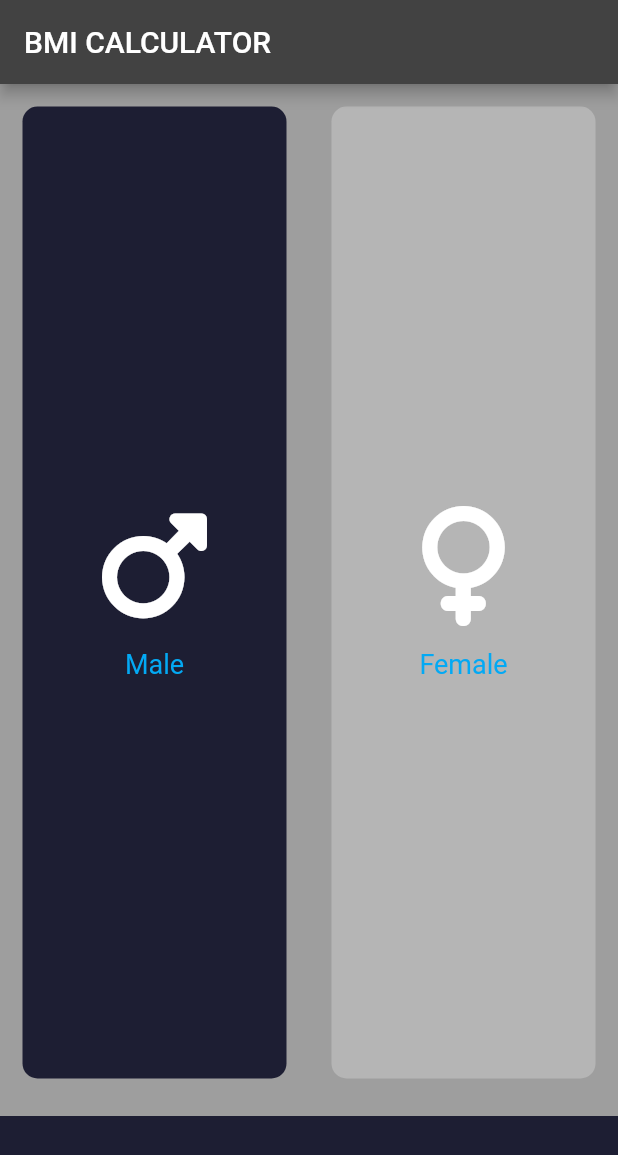
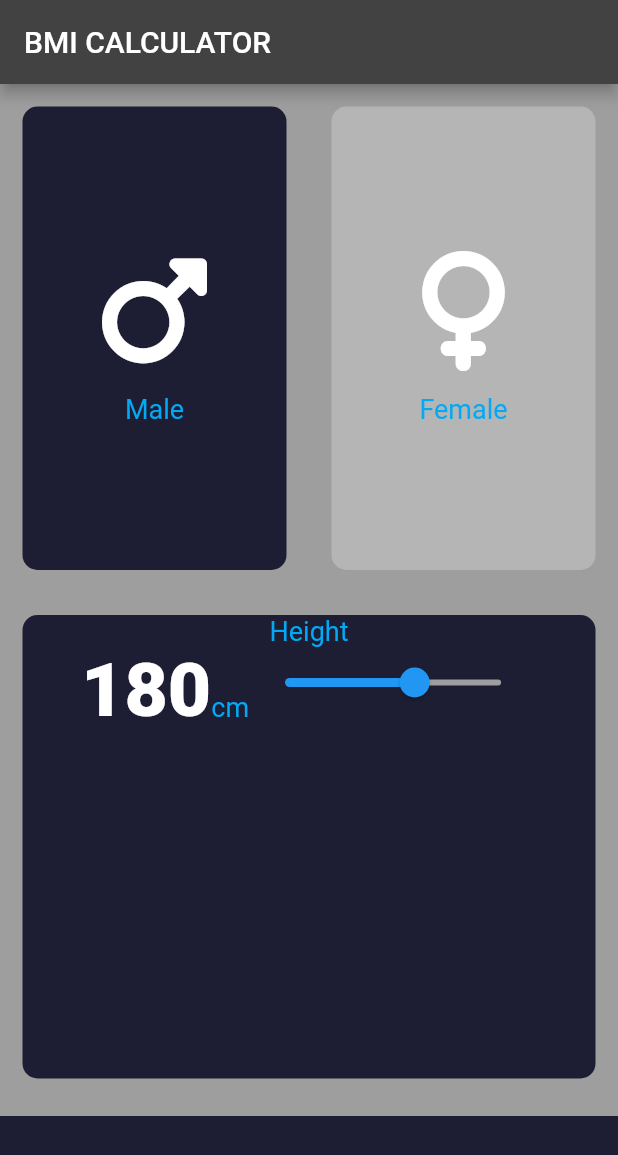
Before and after one commit to portgasalif/bmi_calculator, a Flutter app: the screen it shows after launch, on a phone screen of 412 x 824 dp. Shown: the top 1155 px of the screen. Run offline on Flutter 3.47's test engine with Material 2 defaults, Android fonts, the light colour scheme and no system bars; our stand-ins replace font_awesome_flutter.

Commit message:
Perubahan 3

```diff
--- /dev/null
+++ b/lib/constant.dart
@@ -0,0 +1,16 @@
+import 'package:flutter/material.dart';
+
+const kBottomContainerHeight = 80.0;
+const kActiveCardColor = Color(0xFF1d1E33);
+const kInactiveCardColor = Colors.white24;
+const kWarnaDiBottom = Colors.red;
+
+const kLabelTextStyle = TextStyle(
+  fontSize: 18.0,
+  color: Colors.lightBlue,
+);
+
+const kNumberLabelTextStyle = TextStyle(
+fontSize: 50.0,
+fontWeight: FontWeight.w900,
+);
--- a/lib/icon_content.dart
+++ b/lib/icon_content.dart
@@ -1,10 +1,5 @@
 import 'package:flutter/material.dart';
-
-const labelTextStyle = TextStyle(
-  fontSize: 18.0,
-  color: Colors.lightBlue,
-);
-
+import 'constant.dart';
 class iconContent extends StatelessWidget {
   const iconContent({
     super.key,
@@ -29,7 +24,7 @@ class iconContent extends StatelessWidget {
         ),
         Text(
             label,
-            style: labelTextStyle,
+            style: kLabelTextStyle,
         ),
       ],
     );
--- a/lib/input_page.dart
+++ b/lib/input_page.dart
@@ -2,11 +2,7 @@ import 'package:flutter/material.dart';
 import 'package:font_awesome_flutter/font_awesome_flutter.dart';
 import 'icon_content.dart';
 import 'reusable_card.dart';
-
-const bottomContainerHeight = 80.0;
-const activeCardColor = Color(0xFF1d1E33);
-const inactiveCardColor = Colors.white24;
-const warnaDiBottom = Colors.red;
+import 'constant.dart';
 
 enum Gender {
   male,
@@ -20,6 +16,8 @@ class InputPage extends StatefulWidget {
 
 class _InputPageState extends State<InputPage> {
   Gender selectedGender = Gender.male;
+  int height = 180;
+
   @override
   Widget build(BuildContext context) {
     return Scaffold(
@@ -27,77 +25,112 @@ class _InputPageState extends State<InputPage> {
         title: Text('BMI CALCULATOR'),
       ),
       body: Column(
+        crossAxisAlignment: CrossAxisAlignment.stretch,
         children: <Widget>[
           Expanded(
               child: Row(
             children: <Widget>[
               Expanded(
-                child: GestureDetector(
-                  onTap: () {
+                child: ReusableCard(
+                  warna: selectedGender == Gender.male
+                      ? kActiveCardColor
+                      : kInactiveCardColor,
+                  cardChild: iconContent(
+                    ikon: FontAwesomeIcons.mars,
+                    label: 'Male',
+                  ),
+                  onPress: () {
                     setState(() {
                       selectedGender = Gender.male;
                     });
                   },
-                  child: ReusableCard(
-                    warna: selectedGender == Gender.male
-                        ? activeCardColor
-                        : inactiveCardColor,
-                    cardChild: iconContent(
-                      ikon: FontAwesomeIcons.mars,
-                      label: 'Male',
-                    ),
-                  ),
                 ),
               ),
               Expanded(
-                child: GestureDetector(
-                  onTap: () {
+                child: ReusableCard(
+                  warna: selectedGender == Gender.female
+                      ? kActiveCardColor
+                      : kInactiveCardColor,
+                  cardChild: iconContent(
+                    ikon: FontAwesomeIcons.venus,
+                    label: 'Female',
+                  ),
+                  onPress: () {
                     setState(() {
                       selectedGender = Gender.female;
                     });
                   },
-                  child: ReusableCard(
-                    warna: selectedGender == Gender.female
-                        ? activeCardColor
-                        : inactiveCardColor,
-                    cardChild: iconContent(
-                      ikon: FontAwesomeIcons.venus,
-                      label: 'Female',
-                    ),
-                  ),
                 ),
               ),
             ],
           )),
+          Expanded(
+            child: ReusableCard(
+              warna: kActiveCardColor,
+              cardChild: Column(
+                children: <Widget>[
+                  Text(
+                    'Height',
+                    style: kLabelTextStyle,
+                  ),
+                  Row(
+                    mainAxisAlignment: MainAxisAlignment.center,
+                    crossAxisAlignment: CrossAxisAlignment.baseline,
+                    textBaseline: TextBaseline.alphabetic,
+                    children: <Widget>[
+                      Text(
+                        height.toString(),
+                        style: kNumberLabelTextStyle,
+                      ),
+                      Text(
+                        'cm',
+                        style: kLabelTextStyle,
+                      ),
+                      Slider(
+                        value: height.toDouble(),
+                        min: 120.0,
+                        max: 220.0,
+                        activeColor: Colors.blue,
+                        inactiveColor: Colors.grey,
+                        onChanged: (double newValue) {
+                          print(newValue);
+                          setState(() {
+                            height = newValue.round();
+                          });
+                        },
+                      ),
+                    ],
+                  )
+                ],
+              ),
+              onPress: () {},
+            ),
+          ),
           // Expanded(
-          //   child: ReusableCard(
-          //     warna: warnaDiExpanded,
-          //     cardChild: null,
+          //   child: Row(
+          //     children: <Widget>[
+          //       Expanded(
+          //         child: ReusableCard(
+          //           warna: kActiveCardColor,
+          //           cardChild: iconContent(),
+          //           onPress: () {},
+          //         ),
+          //       ),
+          //       Expanded(
+          //         child: ReusableCard(
+          //           warna: kActiveCardColor,
+          //           cardChild: iconContent(),
+          //           onPress: () {},
+          //         ),
+          //       ),
+          //     ],
           //   ),
           // ),
-          //       Expanded(
-          //       //     child: Row(
-          //       //   children: <Widget>[
-          //       //     Expanded(
-          //       //       child: ReusableCard(
-          //       //         warna: warnaDiExpanded,
-          //       //         cardChild: iconContent(),
-          //       //       ),
-          //       //     ),
-          //       //     Expanded(
-          //       //       child: ReusableCard(
-          //       //         warna: warnaDiExpanded,
-          //       //         cardChild: iconContent(),
-          //       //       ),
-          //       //     ),
-          //       //   ],
-          //       // ),
-          // ),
           Container(
-            color: activeCardColor,
+            color: kActiveCardColor,
             margin: EdgeInsets.only(top: 10),
             width: double.infinity,
-            height: bottomContainerHeight,
+            height: kBottomContainerHeight,
           )
         ],
       ),
--- a/lib/reusable_card.dart
+++ b/lib/reusable_card.dart
@@ -1,19 +1,24 @@
 import 'package:flutter/material.dart';
 
 class ReusableCard extends StatelessWidget {
-  ReusableCard({required this.warna, required this.cardChild});
+  ReusableCard(
+      {required this.warna, required this.cardChild, required this.onPress});
 
   final Color warna;
   final Widget cardChild;
+  final VoidCallback onPress;
 
   @override
   Widget build(BuildContext context) {
-    return Container(
-      child: cardChild,
-      margin: EdgeInsets.all(15.0),
-      decoration: BoxDecoration(
-        color: warna,
-        borderRadius: BorderRadius.circular(10.0),
+    return GestureDetector(
+      onTap: onPress,
+      child: Container(
+        child: cardChild,
+        margin: EdgeInsets.all(15.0),
+        decoration: BoxDecoration(
+          color: warna,
+          borderRadius: BorderRadius.circular(10.0),
+        ),
       ),
     );
   }
```
